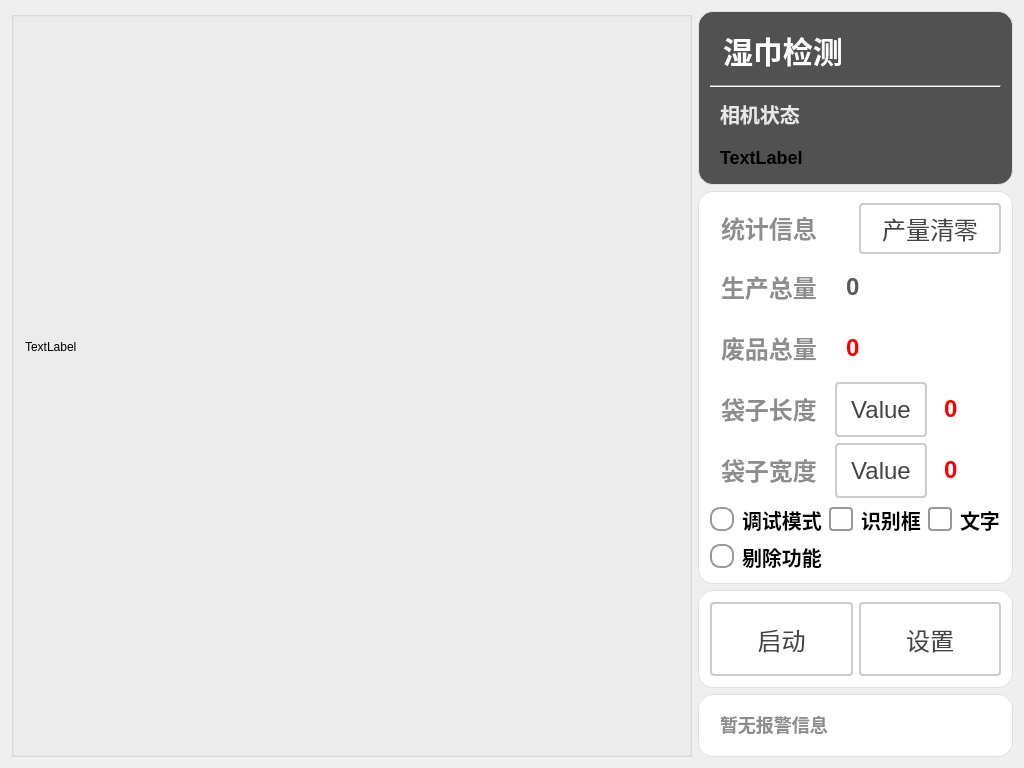
The window that QiXinShiJinDanXiangJi/ui/QiXinShiJinDanXiangJi.ui (WIND-ROAD-RUN/QiXinShiJinDanXiangJi) describes before a commit, drawn with Qt 5.
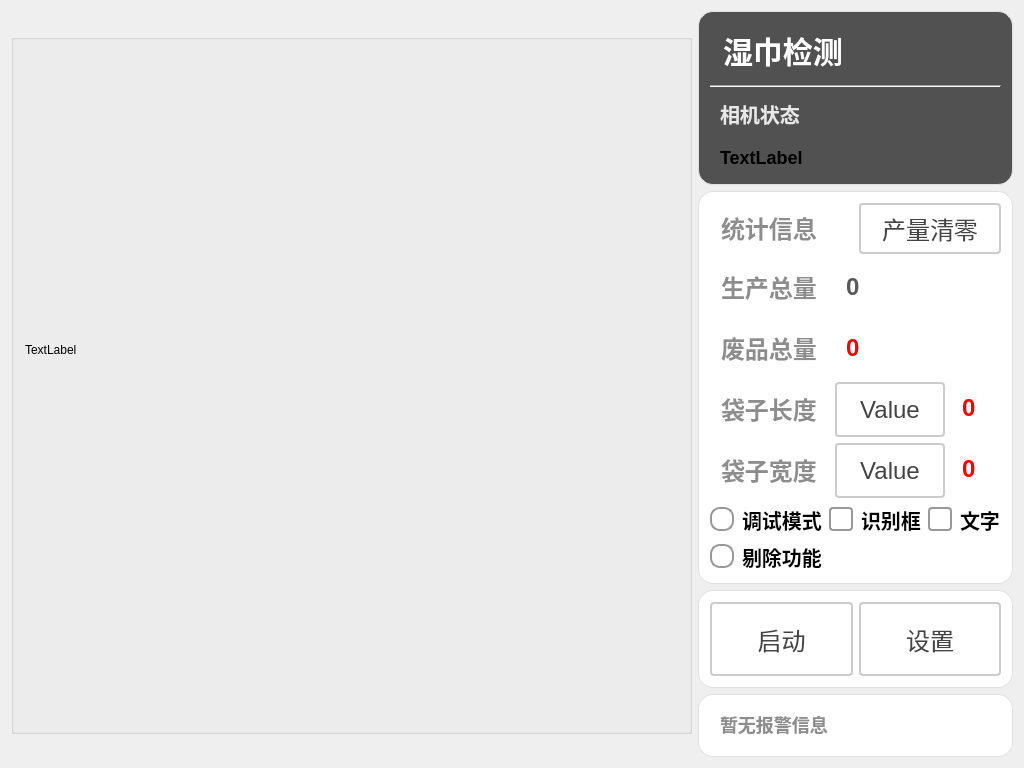
The same window after the commit. Icons and pictures are not drawn.

Commit message:
剔废触发时长参数调整及界面优化
调整剔废动作触发时长参数为吹气时间，优化图像显示和标签控件尺寸，RW_UL 子模块状态恢复为干净。

The edit to the form file:
```diff
--- a/QiXinShiJinDanXiangJi/ui/QiXinShiJinDanXiangJi.ui
+++ b/QiXinShiJinDanXiangJi/ui/QiXinShiJinDanXiangJi.ui
@@ -25,6 +25,12 @@
      <layout class="QHBoxLayout" name="horizontalLayout_5" stretch="3,1">
       <item>
        <widget class="QGroupBox" name="gBoix_ImageDisplay">
+        <property name="maximumSize">
+         <size>
+          <width>800</width>
+          <height>700</height>
+         </size>
+        </property>
         <property name="title">
          <string/>
         </property>
@@ -419,6 +425,18 @@
              </item>
              <item>
               <widget class="QLabel" name="label_bagLength">
+               <property name="sizePolicy">
+                <sizepolicy hsizetype="Fixed" vsizetype="Fixed">
+                 <horstretch>0</horstretch>
+                 <verstretch>0</verstretch>
+                </sizepolicy>
+               </property>
+               <property name="maximumSize">
+                <size>
+                 <width>50</width>
+                 <height>50</height>
+                </size>
+               </property>
                <property name="styleSheet">
                 <string notr="true">QLabel {
        font-size: 24px;        
@@ -491,6 +509,18 @@
              </item>
              <item>
               <widget class="QLabel" name="label_bagWidth">
+               <property name="sizePolicy">
+                <sizepolicy hsizetype="Fixed" vsizetype="Fixed">
+                 <horstretch>0</horstretch>
+                 <verstretch>0</verstretch>
+                </sizepolicy>
+               </property>
+               <property name="maximumSize">
+                <size>
+                 <width>50</width>
+                 <height>50</height>
+                </size>
+               </property>
                <property name="styleSheet">
                 <string notr="true">QLabel {
        font-size: 24px;        
```
The commit also changes 1 other file.
